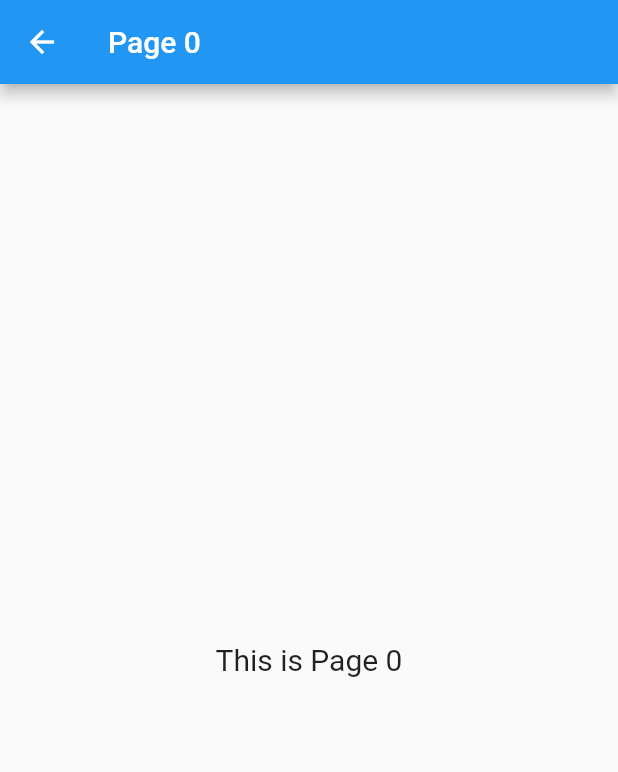
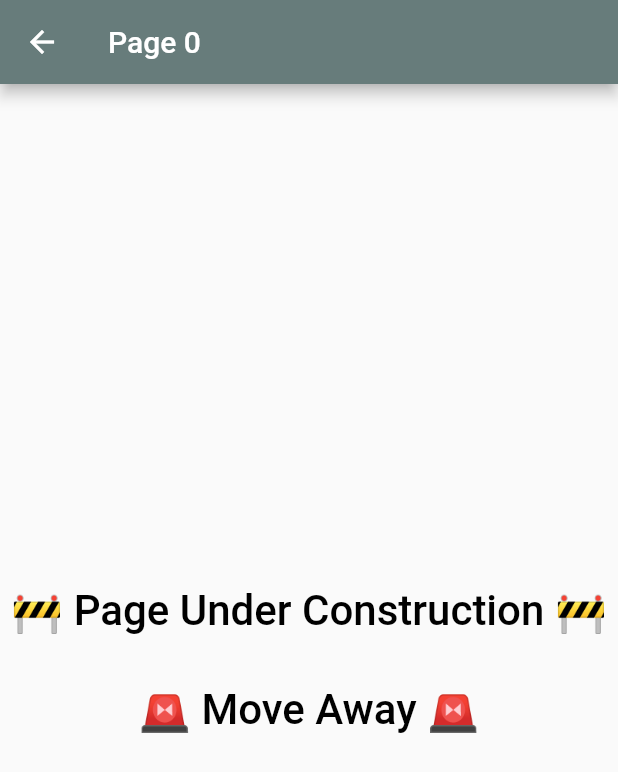
Before and after one commit to mahaamimran/projectWin, a Flutter app: the screen it shows after launch, after a tap on "Text 1", on a phone screen of 412 x 824 dp. Shown: the top 772 px of the screen. Run offline on Flutter 3.47's test engine with Material 2 defaults, Android fonts, the light colour scheme and no system bars.

Commit message:
page under construction

```diff
--- a/lib/home.dart
+++ b/lib/home.dart
@@ -2,16 +2,10 @@ import 'package:flutter/material.dart';
 import 'package:projectwin/pages/page0.dart';
 import 'package:projectwin/pages/page1.dart';
 
-
-
-
-
 // is gallerry view?change font:size accordingly;
 class Home extends StatefulWidget {
   final bool isMessageSent;
-
   const Home({Key? key, required this.isMessageSent}) : super(key: key);
-
   @override
   _HomeState createState() => _HomeState();
 }
@@ -25,7 +19,6 @@ class _HomeState extends State<Home> {
     // Set the initial state of isGalleryView based on widget.isMessageSent
     isGalleryView = widget.isMessageSent;
   }
-
   @override
   void didUpdateWidget(covariant Home oldWidget) {
     super.didUpdateWidget(oldWidget);
@@ -48,62 +41,7 @@ class _HomeState extends State<Home> {
             builder: (context) => Page1()),
       );
     }
-    else if(index==2){
-      Navigator.push(
-        context,
-        MaterialPageRoute(
-            builder: (context) => Page0()),
-      );
-    }
-    else if(index==3){
-      Navigator.push(
-        context,
-        MaterialPageRoute(
-            builder: (context) => Page0()),
-      );
-    }
-    else if(index==4){
-      Navigator.push(
-        context,
-        MaterialPageRoute(
-            builder: (context) => Page0()),
-      );
-    }
-    else if(index==5){
-      Navigator.push(
-        context,
-        MaterialPageRoute(
-            builder: (context) => Page0()),
-      );
-    }
-    else if(index==6){
-      Navigator.push(
-        context,
-        MaterialPageRoute(
-            builder: (context) => Page0()),
-      );
-    }
-    else if(index==7){
-      Navigator.push(
-        context,
-        MaterialPageRoute(
-            builder: (context) => Page0()),
-      );
-    }
-    else if(index==8){
-      Navigator.push(
-        context,
-        MaterialPageRoute(
-            builder: (context) => Page0()),
-      );
-    }
-    else if(index==9){
-      Navigator.push(
-        context,
-        MaterialPageRoute(
-            builder: (context) => Page0()),
-      );
-    }
+    // add more as pages are built
 
   }
 
--- a/lib/pages/page0.dart
+++ b/lib/pages/page0.dart
@@ -12,12 +12,25 @@ class _Page0State extends State<Page0> {
   Widget build(BuildContext context) {
     return Scaffold(
       appBar: AppBar(
+        backgroundColor: const Color(0xFF677C7B),
         title: Text('Page 0'),
       ),
-      body: Center(
-        child: Text(
-          'This is Page 0',
-          style: TextStyle(fontSize: 20),
+      body: const Center(
+        child: Column(
+          mainAxisAlignment: MainAxisAlignment.center,
+          children: [
+            Text(
+                  '🚧 Page Under Construction 🚧\n\n🚨 Move Away 🚨',
+
+                  textAlign: TextAlign.center,
+                  style: TextStyle(
+                    color: Color.fromRGBO(0, 0, 0, 1),
+                    fontSize: 28,
+                    fontFamily: 'Roboto',
+                    fontWeight: FontWeight.w500,
+                  ),
+                ),
+          ],
         ),
       ),
     );
--- a/lib/pages/page1.dart
+++ b/lib/pages/page1.dart
@@ -14,10 +14,22 @@ class _Page1State extends State<Page1> {
       appBar: AppBar(
         title: Text('Page 1'),
       ),
-      body: Center(
-        child: Text(
-          'This is Page 1',
-          style: TextStyle(fontSize: 20),
+      body: const Center(
+        child: Column(
+          mainAxisAlignment: MainAxisAlignment.center,
+          children: [
+            Text(
+                  '🚧 Page Under Construction 🚧\n🚨 Move Away 🚨',
+
+                  textAlign: TextAlign.center,
+                  style: TextStyle(
+                    color: Color.fromRGBO(0, 0, 0, 1),
+                    fontSize: 28,
+                    fontFamily: 'Roboto',
+                    fontWeight: FontWeight.w500,
+                  ),
+                ),
+          ],
         ),
       ),
     );
```
